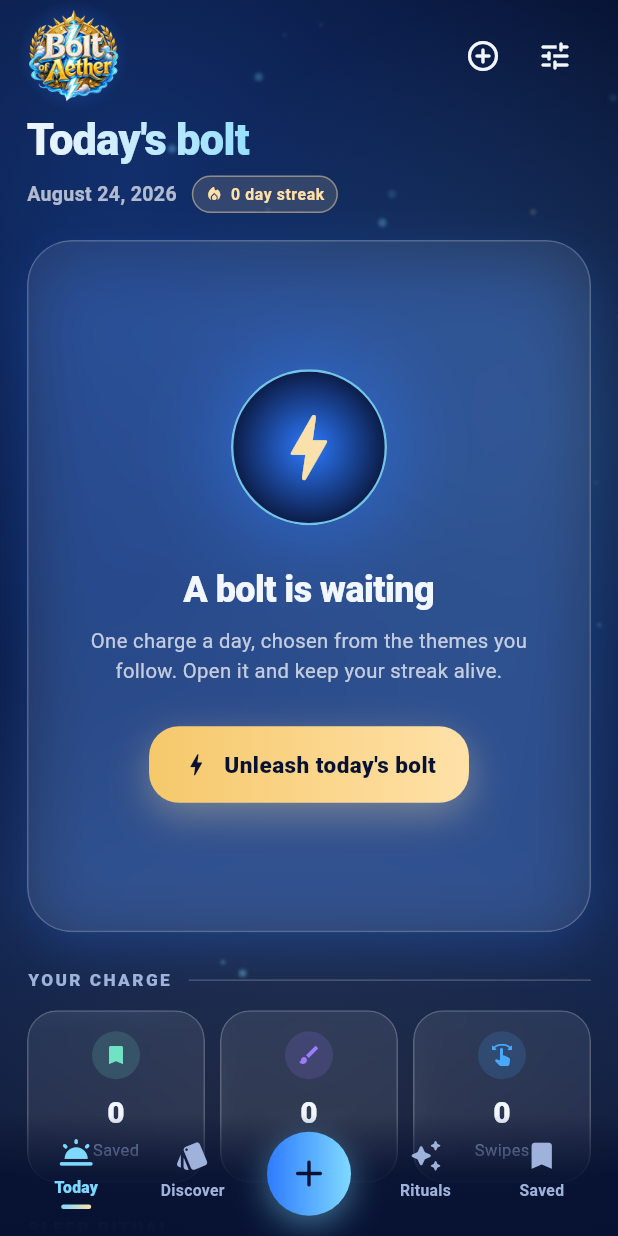
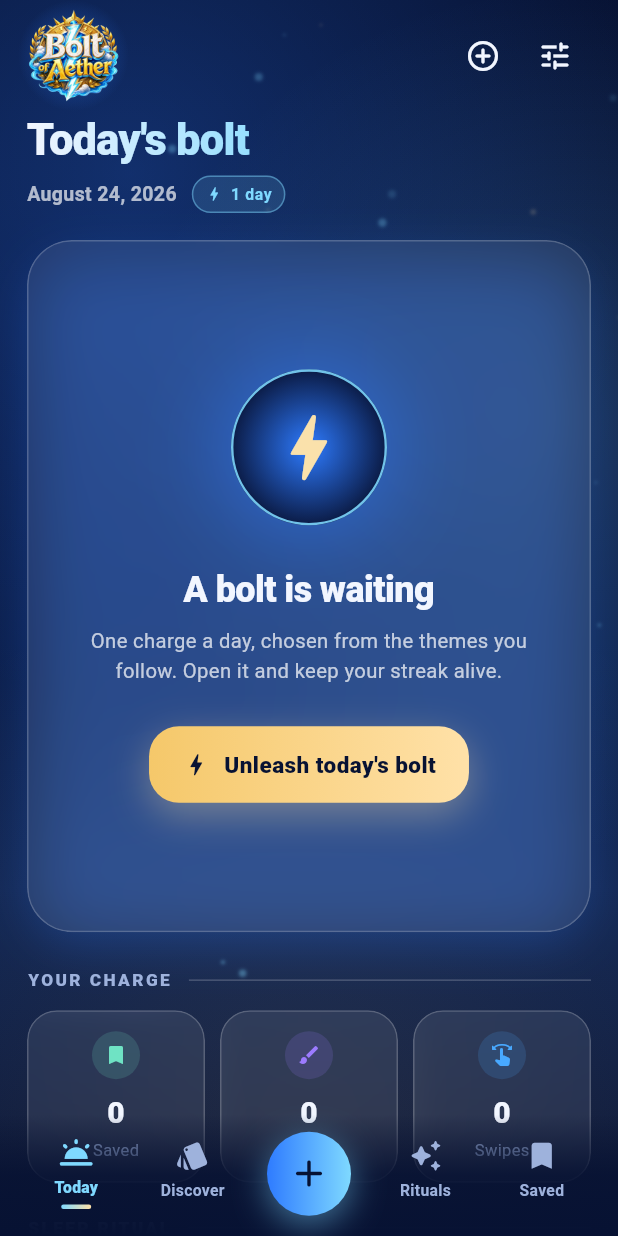
Before and after one commit to marat50coder/Bolt-of-Aether, a Flutter app: the HomeShell screen opened directly, on a phone screen of 412 x 824 dp. Run offline on Flutter 3.47's test engine with Material 3 defaults, Android fonts, the phone set to English and light mode, and no system bars; our stand-ins replace audioplayers, image_picker, shared_preferences, webview_flutter; missing offline and left inert: record; accounts and stored records are empty.

Commit message:
feat(daily): add passive visit-streak chip to Today header
New "days in a row opened" streak, distinct from the existing
`streak` field (which is gated on the user tapping "Unleash today's
bolt"). This one advances automatically on the first bootstrap of
every new calendar day, so casual users still see progress.

  • Storage: new `visitStreak` / `lastVisitDay` keys.
  • AppState: `_rollVisitStreak` runs once during bootstrap and again
    after `resetEverything`. Rules: same day → keep, one day gap → +1,
    two-or-more day gap → reset to 1.
  • DailyScreen: header chip now shows the visit streak with a bolt
    icon in electric-blue, so it is visually separated from the
    fire/gold "claim streak" surfaces on Settings/Rituals.

Co-authored-by: Cursor <cursoragent@cursor.com>

```diff
--- a/lib/core/storage.dart
+++ b/lib/core/storage.dart
@@ -20,6 +20,8 @@ class Storage {
   static const _kDailyClaimed = 'daily_claimed';
   static const _kStreak = 'streak';
   static const _kLastOpen = 'last_open';
+  static const _kVisitStreak = 'visit_streak';
+  static const _kLastVisitDay = 'last_visit_day';
   static const _kTotalSwipes = 'total_swipes';
   static const _kHaptics = 'haptics';
   static const _kMotion = 'motion';
@@ -79,6 +81,16 @@ class Storage {
 
   String? get lastOpenDay => _prefs.getString(_kLastOpen);
   Future<void> setLastOpenDay(String value) => _prefs.setString(_kLastOpen, value);
+
+  /// Passive "days-in-a-row-opened" streak. Distinct from [streak], which is
+  /// gated on the user tapping "Unleash today's bolt" — this one advances
+  /// automatically on the first bootstrap of every new calendar day.
+  int get visitStreak => _prefs.getInt(_kVisitStreak) ?? 0;
+  Future<void> setVisitStreak(int value) => _prefs.setInt(_kVisitStreak, value);
+
+  String? get lastVisitDay => _prefs.getString(_kLastVisitDay);
+  Future<void> setLastVisitDay(String value) =>
+      _prefs.setString(_kLastVisitDay, value);
 
   int get totalSwipes => _prefs.getInt(_kTotalSwipes) ?? 0;
   Future<void> setTotalSwipes(int value) => _prefs.setInt(_kTotalSwipes, value);
--- a/lib/screens/daily_screen.dart
+++ b/lib/screens/daily_screen.dart
@@ -93,9 +93,11 @@ class DailyScreen extends StatelessWidget {
             ),
             const SizedBox(width: 10),
             AetherTag(
-              label: '${state.streak} day streak',
-              icon: Icons.local_fire_department_rounded,
-              color: AetherColors.goldLight,
+              label: state.visitStreak <= 1
+                  ? '${state.visitStreak} day'
+                  : '${state.visitStreak} days in a row',
+              icon: Icons.bolt_rounded,
+              color: AetherColors.electric,
               dense: true,
             ),
           ],
```
Also changed, not shown: lib/core/app_state.dart (+30 -0 lines).
